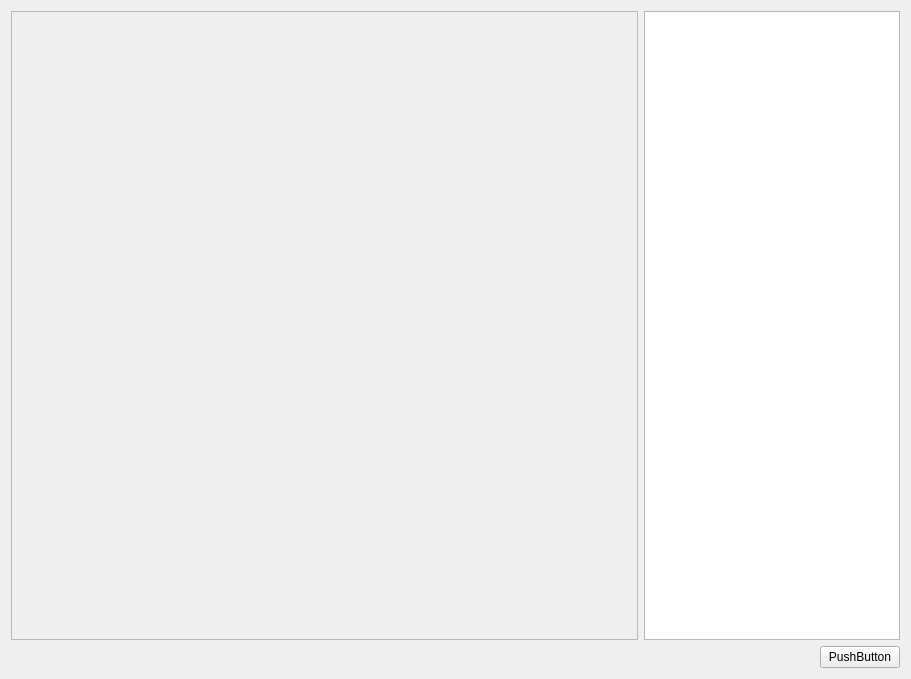
Above: src/editor/editor.ui from anravalli/MonsterChase before the change. Below: the same form after it.
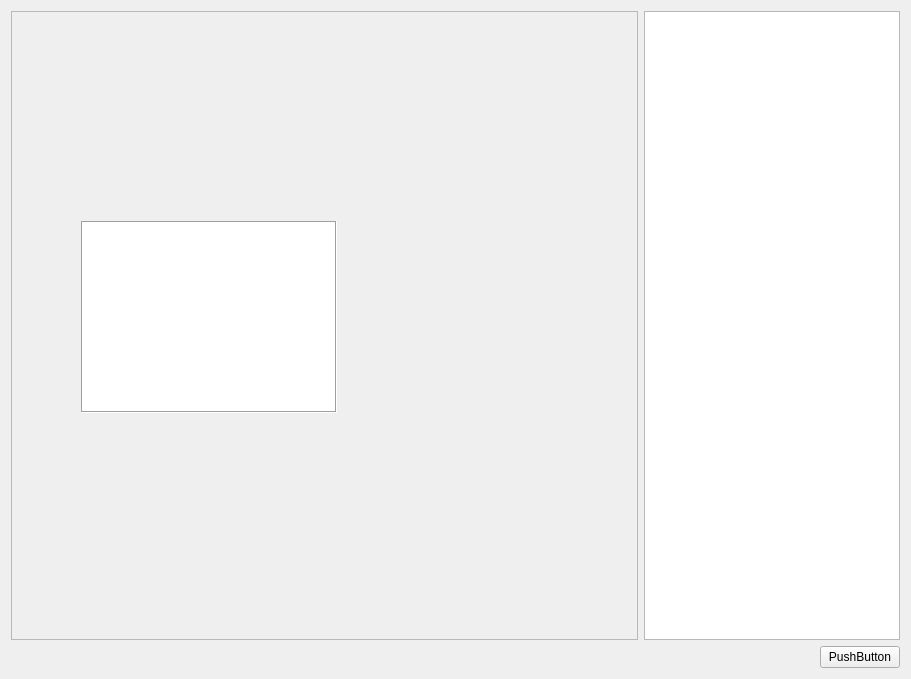
That is the form after the change.

```diff
--- a/src/editor/editor.ui
+++ b/src/editor/editor.ui
@@ -30,6 +30,19 @@
        <property name="frameShadow">
         <enum>QFrame::Raised</enum>
        </property>
+       <widget class="QGraphicsView" name="map_view">
+        <property name="geometry">
+         <rect>
+          <x>70</x>
+          <y>210</y>
+          <width>256</width>
+          <height>192</height>
+         </rect>
+        </property>
+        <property name="frameShape">
+         <enum>QFrame::Box</enum>
+        </property>
+       </widget>
       </widget>
      </item>
      <item>
```
Left out of the diff: 2 changed lines with no effect on the pictures.
